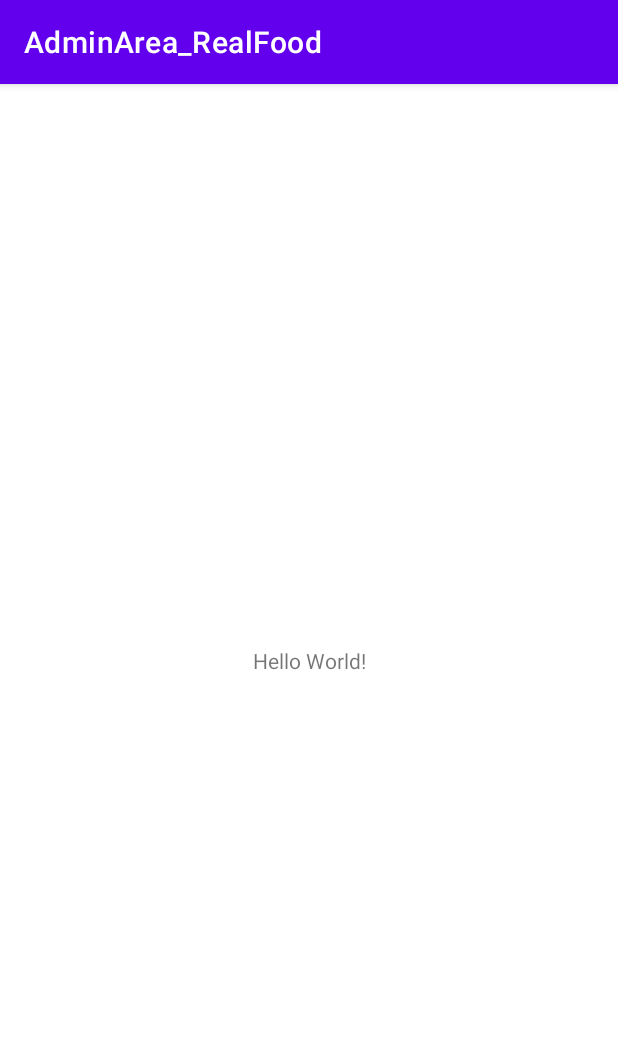
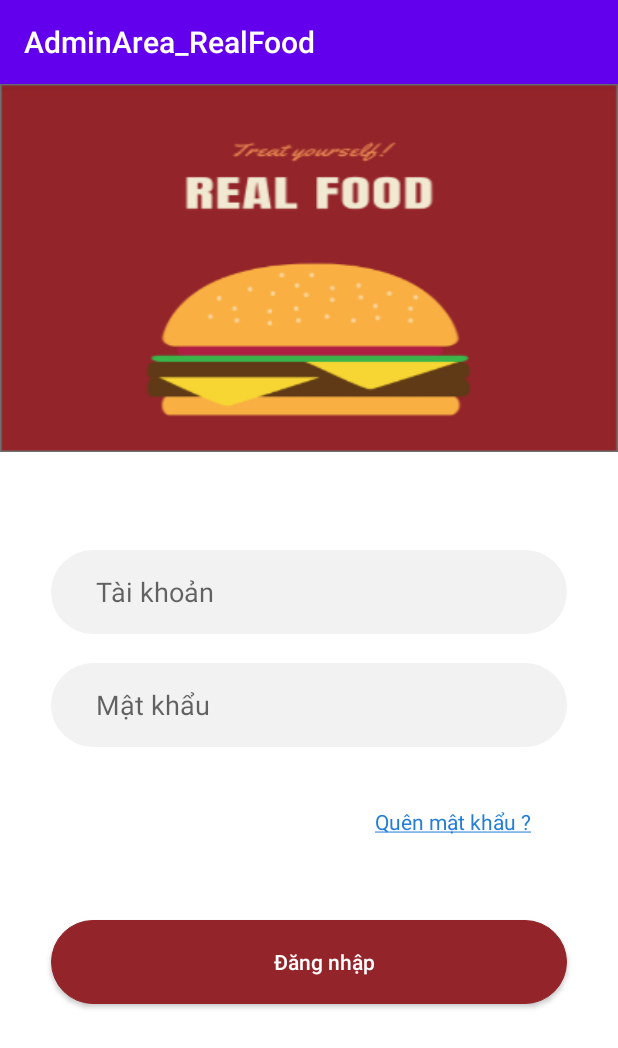
Before and after one commit to huycyrus/AdminArea_RealFood, an Android app: the screen it shows after launch (MainActivity), on a phone screen of 412 x 824 dp. Shown: the top 1048 px of the screen. Run offline under Robolectric (Android 15) with nearby library versions, the phone set to English and light mode, and no system bars.

Commit message:
Update giao diện
Đăng nhập và quên mật khẩu

```diff
--- a/app/build.gradle
+++ b/app/build.gradle
@@ -1,5 +1,6 @@
 plugins {
     id 'com.android.application'
+    id 'com.google.gms.google-services'
 }
 
 android {
@@ -33,6 +34,7 @@ dependencies {
     implementation 'androidx.appcompat:appcompat:1.3.1'
     implementation 'com.google.android.material:material:1.4.0'
     implementation 'androidx.constraintlayout:constraintlayout:2.1.1'
+    implementation 'com.google.firebase:firebase-auth:21.0.1'
     testImplementation 'junit:junit:4.+'
     androidTestImplementation 'androidx.test.ext:junit:1.1.3'
     androidTestImplementation 'androidx.test.espresso:espresso-core:3.4.0'
--- a/app/src/main/java/com/example/adminarea_realfood/MainActivity.java
+++ b/app/src/main/java/com/example/adminarea_realfood/MainActivity.java
@@ -9,6 +9,6 @@ public class MainActivity extends AppCompatActivity {
     @Override
     protected void onCreate(Bundle savedInstanceState) {
         super.onCreate(savedInstanceState);
-        setContentView(R.layout.activity_main);
+        setContentView(R.layout.dangnhap_activity);
     }
 }
--- /dev/null
+++ b/app/src/main/res/drawable/border_tron.xml
@@ -0,0 +1,7 @@
+<?xml version="1.0" encoding="utf-8"?>
+<shape xmlns:android="http://schemas.android.com/apk/res/android" android:shape="rectangle">
+    <corners android:radius="28dp"/>
+    <padding android:left="30dp" android:right="10dp" android:top="10dp" android:bottom="10dp"/>
+    <stroke android:width="0.5dp" android:color="@color/color_nen_dangnhap_tkmk"/>
+    <solid android:color="@color/color_nen_dangnhap_tkmk"/>
+</shape>
--- /dev/null
+++ b/app/src/main/res/drawable/border_tron_button.xml
@@ -0,0 +1,7 @@
+<?xml version="1.0" encoding="utf-8"?>
+<shape xmlns:android="http://schemas.android.com/apk/res/android" android:shape="rectangle">
+    <corners android:radius="28dp"/>
+    <padding android:left="30dp" android:right="10dp" android:top="10dp" android:bottom="10dp"/>
+    <stroke android:width="0.5dp" android:color="@color/color_button"/>
+    <solid android:color="@color/color_button"/>
+</shape>
--- /dev/null
+++ b/app/src/main/res/layout/dangnhap_activity.xml
@@ -0,0 +1,64 @@
+<?xml version="1.0" encoding="utf-8"?>
+<LinearLayout xmlns:android="http://schemas.android.com/apk/res/android"
+    xmlns:app="http://schemas.android.com/apk/res-auto"
+    xmlns:tools="http://schemas.android.com/tools"
+    android:layout_width="match_parent"
+    android:layout_height="match_parent"
+    android:orientation="vertical"
+    tools:context=".MainActivity"
+    android:background="@color/white">
+
+    <ImageView
+        android:layout_width="match_parent"
+        android:layout_height="245dp"
+        android:scaleType="fitXY"
+        android:src="@drawable/bgrf"/>
+
+    <EditText
+        android:id="@+id/edt_taikhoan"
+        android:layout_width="match_parent"
+        android:layout_height="56dp"
+        android:layout_marginStart="34dp"
+        android:layout_marginEnd="34dp"
+        android:layout_marginTop="65dp"
+        android:background="@drawable/border_tron"
+        android:hint="@string/taikhoan"
+        android:inputType="text"
+        />
+
+    <EditText
+        android:id="@+id/edt_matkhau"
+        android:layout_width="match_parent"
+        android:layout_height="56dp"
+        android:layout_marginStart="34dp"
+        android:layout_marginTop="19dp"
+        android:layout_marginEnd="34dp"
+        android:background="@drawable/border_tron"
+        android:hint="@string/matkhau"
+        android:inputType="textPassword" />
+
+    <TextView
+        android:id="@+id/tv_quenmatkhau"
+        android:layout_width="match_parent"
+        android:layout_height="wrap_content"
+        android:layout_marginTop="40dp"
+        android:layout_marginStart="250dp"
+        android:layout_marginEnd="50dp"
+        android:text="@string/link_quenmatkhau"
+        android:textColor="@color/link"/>
+
+    <Button
+        android:id="@+id/btn_dangnhap"
+        android:layout_width="match_parent"
+        android:layout_height="56dp"
+        android:layout_marginStart="34dp"
+        android:layout_marginEnd="34dp"
+        android:layout_marginTop="56dp"
+        android:background="@drawable/border_tron_button"
+        android:text="@string/dangnhap"
+        android:textAllCaps="false"
+        android:textColor="@color/white"
+        />
+
+
+</LinearLayout>
--- a/app/src/main/res/values-night/themes.xml
+++ b/app/src/main/res/values-night/themes.xml
@@ -1,6 +1,6 @@
 <resources xmlns:tools="http://schemas.android.com/tools">
     <!-- Base application theme. -->
-    <style name="Theme.AdminArea_RealFood" parent="Theme.MaterialComponents.DayNight.DarkActionBar">
+    <style name="Theme.AdminArea_RealFood" parent="Theme.AppCompat.DayNight.DarkActionBar">
         <!-- Primary brand color. -->
         <item name="colorPrimary">@color/purple_200</item>
         <item name="colorPrimaryVariant">@color/purple_700</item>
--- a/app/src/main/res/values/colors.xml
+++ b/app/src/main/res/values/colors.xml
@@ -7,4 +7,9 @@
     <color name="teal_700">#FF018786</color>
     <color name="black">#FF000000</color>
     <color name="white">#FFFFFFFF</color>
+    <color name="link">#247ED8</color>
+    <color name="color_nen_dangnhap_tkmk">#F2F2F2</color>
+    <color name="color_button">#93242A</color>
+    <color name="noidungquenmatkhau">#7C7D7E</color>
+    <color name="Capdatlaimatkhau">#4A4B4D</color>
 </resources>
--- a/app/src/main/res/values/strings.xml
+++ b/app/src/main/res/values/strings.xml
@@ -1,3 +1,12 @@
 <resources>
     <string name="app_name">AdminArea_RealFood</string>
+    <string name="taikhoan">Tài khoản</string>
+    <string name="matkhau">Mật khẩu</string>
+    <string name="link_quenmatkhau"><u>Quên mật khẩu ?</u></string>
+    <string name="dangnhap">Đăng nhập</string>
+    <string name="datlaimatkhau">Đặt lại mật khẩu</string>
+    <string name="noidung_quenmatkhau_screen">Vui lòng nhập email của bạn để nhận được một liên kết để tạo mật khẩu mới qua email</string>
+    <string name="email">Email</string>
+    <string name="guiemailxacthuc">Gửi email xác thực</string>
+    <string name="link_dangnhap"><u>Đăng nhập</u></string>
 </resources>
--- a/app/src/main/res/values/themes.xml
+++ b/app/src/main/res/values/themes.xml
@@ -1,6 +1,6 @@
 <resources xmlns:tools="http://schemas.android.com/tools">
     <!-- Base application theme. -->
-    <style name="Theme.AdminArea_RealFood" parent="Theme.MaterialComponents.DayNight.DarkActionBar">
+    <style name="Theme.AdminArea_RealFood" parent="Theme.AppCompat.DayNight.DarkActionBar">
         <!-- Primary brand color. -->
         <item name="colorPrimary">@color/purple_500</item>
         <item name="colorPrimaryVariant">@color/purple_700</item>
--- a/build.gradle
+++ b/build.gradle
@@ -6,6 +6,7 @@ buildscript {
     }
     dependencies {
         classpath "com.android.tools.build:gradle:4.2.1"
+        classpath 'com.google.gms:google-services:4.3.8'
 
         // NOTE: Do not place your application dependencies here; they belong
         // in the individual module build.gradle files
@@ -16,7 +17,7 @@ allprojects {
     repositories {
         google()
         mavenCentral()
-        jcenter() // Warning: this repository is going to shut down soon
+
     }
 }
 
```
Also changed, not shown: app/src/main/res/layout/quenmatkhau_activity.xml (added, +70 -0 lines), app/src/main/res/drawable/bgrf.png (added), 1 other file.
